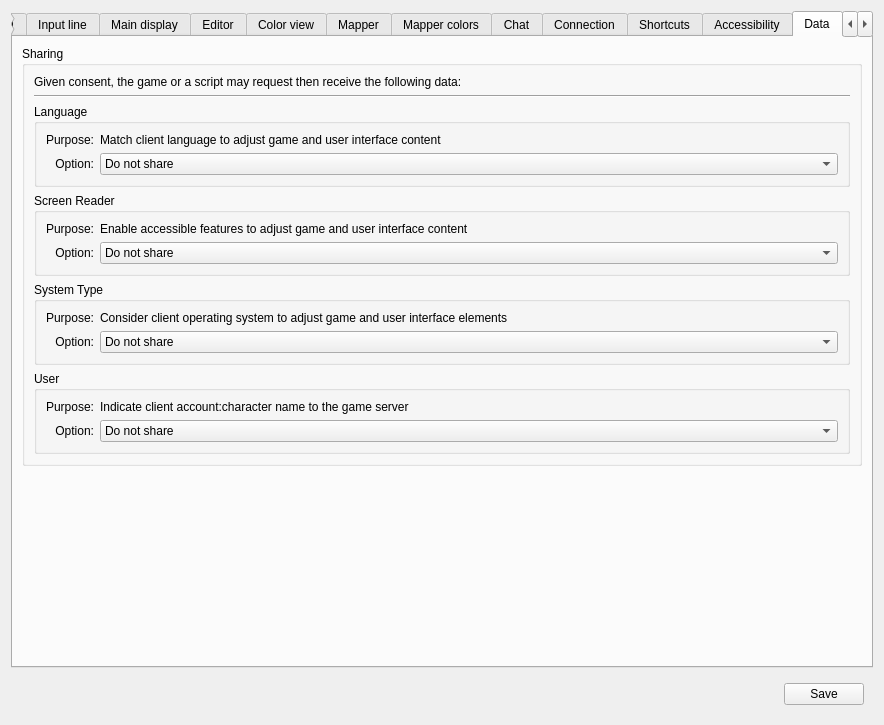
Before: the Qt Designer form src/ui/profile_preferences.ui in Mudlet/Mudlet, drawn with Qt 5.
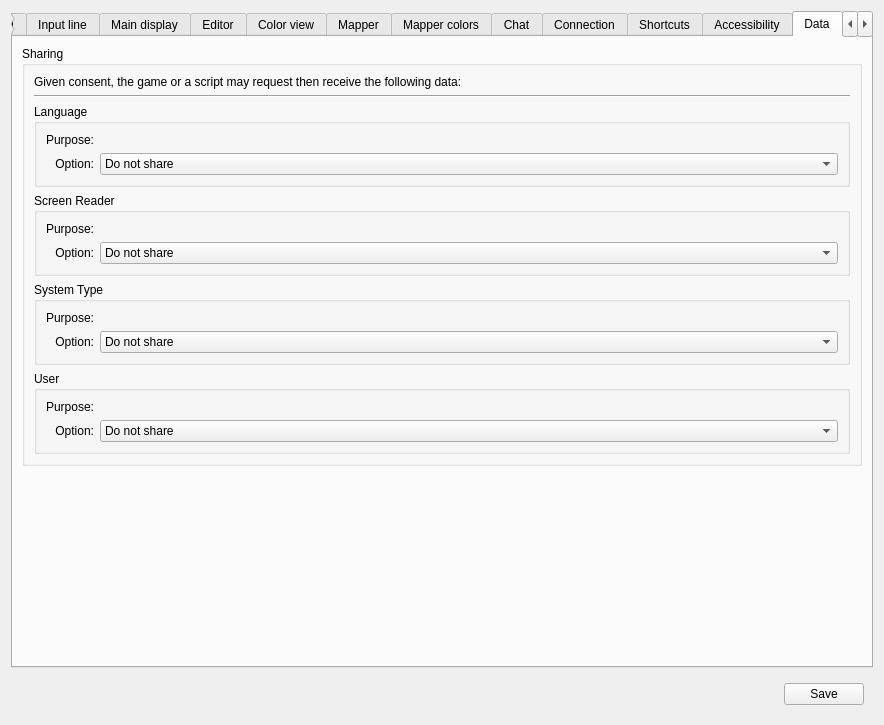
After: the same form once the commit is applied. The open tabs and pages were chosen to show the change. Icons and pictures are not drawn. Custom widgets are drawn as their Qt base class.

Diff of the .ui file:
```diff
--- a/src/ui/profile_preferences.ui
+++ b/src/ui/profile_preferences.ui
@@ -3827,7 +3827,7 @@
              <item row="0" column="1">
               <widget class="QLabel" name="label_shareLanguagePurpose">
                <property name="text">
-                <string>Match client language to adjust game and user interface content</string>
+                <string />
                </property>
                <property name="buddy">
                 <cstring>label_shareLanguagePurpose</cstring>
@@ -3898,7 +3898,7 @@
              <item row="0" column="1">
               <widget class="QLabel" name="label_shareScreenReaderPurpose">
                <property name="text">
-                <string>Enable accessible features to adjust game and user interface content</string>
+                <string />
                </property>
                <property name="buddy">
                 <cstring>label_shareScreenReaderPurpose</cstring>
@@ -3969,7 +3969,7 @@
              <item row="0" column="1">
               <widget class="QLabel" name="label_shareSystemTypePurpose">
                <property name="text">
-                <string>Consider client operating system to adjust game and user interface elements</string>
+                <string />
                </property>
                <property name="buddy">
                 <cstring>label_shareSystemTypePurpose</cstring>
@@ -4040,7 +4040,7 @@
              <item row="0" column="1">
               <widget class="QLabel" name="label_shareUserPurpose">
                <property name="text">
-                <string>Indicate client account:character name to the game server</string>
+                <string />
                </property>
                <property name="buddy">
                 <cstring>label_shareUserPurpose</cstring>
```
Left out of the diff: 18 changed lines with no effect on the pictures.
